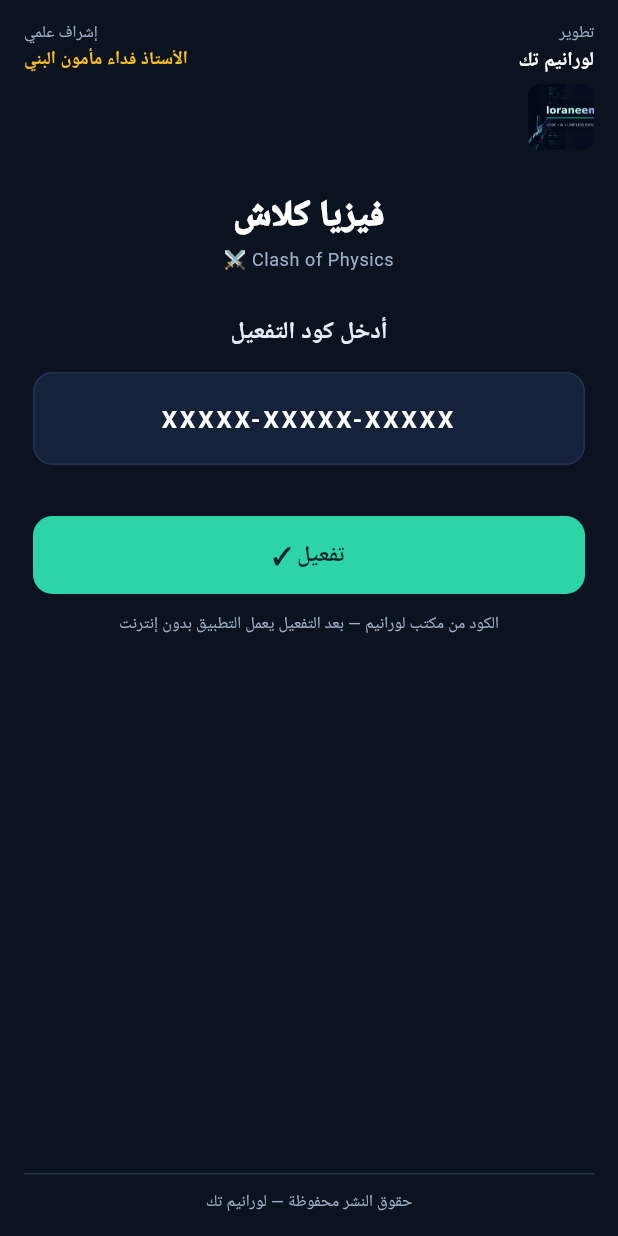
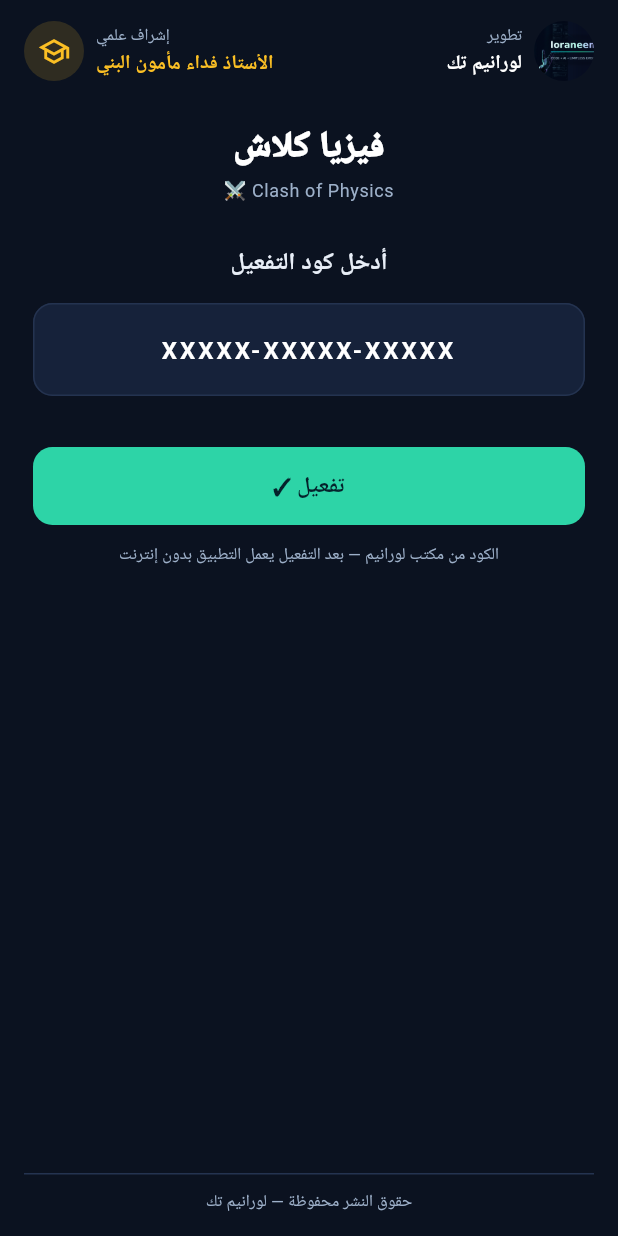
Before and after one commit to hady-albnnai/Almorshed, a Flutter app: the ActivationGate screen opened directly with empty values, on a phone screen of 412 x 824 dp. Run offline on Flutter 3.47's test engine with Material 3 defaults, Android fonts, the light colour scheme and no system bars; our stand-ins replace flutter_secure_storage, flutter_tts, shared_preferences; missing offline and left inert: cryptography, ed25519_edwards; accounts and stored records are empty.

Commit message:
UI(activation): إعادة تصميم شريط الإسناد المتوازن في شاشة التفعيل
- كتلتا إسناد متناظرتان (_CreditBlock ×2): يمين loraneem-tech، يسار الإشراف العلمي.
- _FallbackBadge دائري 40px عند غياب الشعار.
- FittedBox يمنع كسر «الأستاذ فداء مأمون البني» لسطرين على الشاشات الضيّقة
  مع الحفاظ على الاسم الكامل (متطلب widget_test:613 + about_screen_test:21).
- يخدم قرار ٣٩ (شارة المراجعة عنصر ثقة ثابت).

```diff
--- a/app/lib/features/activation/activation_gate.dart
+++ b/app/lib/features/activation/activation_gate.dart
@@ -195,71 +195,51 @@ class _ActivationGateState extends State<ActivationGate> {
         child: Column(
           children: [
             // ── الشريط العلوي: يمين تطوير / يسار إشراف (قرار 57) ──
+            // تصميم متوازن: كل جهة = شارة دائرية + سطر دور + سطر اسم بإيقاع
+            // أحجام موحّد؛ الاسم يتقلّص بلا كسر (FittedBox) على الشاشات الضيّقة.
             Padding(
               padding: const EdgeInsets.fromLTRB(16, 14, 16, 0),
               child: Row(
-                crossAxisAlignment: CrossAxisAlignment.start,
+                crossAxisAlignment: CrossAxisAlignment.center,
                 children: [
                   // يمين — تطوير
                   Expanded(
-                    child: Column(
-                      crossAxisAlignment: CrossAxisAlignment.start,
-                      children: [
-                        Text('تطوير',
-                            style: txt.bodySmall?.copyWith(
-                                color: isDark
-                                    ? AppColors.darkTxt2
-                                    : AppColors.lightTxt2,
-                                fontSize: 11)),
-                        const SizedBox(height: 2),
-                        Text('لورانيم تك',
-                            style: txt.titleSmall?.copyWith(
-                                fontWeight: FontWeight.w800, fontSize: 13)),
-                        const SizedBox(height: 6),
-                        ClipRRect(
-                          borderRadius: BorderRadius.circular(8),
-                          child: Image.asset(
-                            'assets/brand/loraneem_tech.png',
-                            width: 44,
-                            height: 44,
-                            fit: BoxFit.cover,
-                            errorBuilder: (_, __, ___) => Container(
-                              width: 44,
-                              height: 44,
-                              decoration: BoxDecoration(
-                                color: isDark
-                                    ? AppColors.darkCard
-                                    : AppColors.lightCard,
-                                borderRadius: BorderRadius.circular(8),
-                                border: Border.all(color: line),
-                              ),
-                              child: const Icon(Icons.memory, size: 22),
-                            ),
+                    child: _CreditBlock(
+                      role: 'تطوير',
+                      name: 'لورانيم تك',
+                      alignEnd: false,
+                      isDark: isDark,
+                      txt: txt,
+                      badge: ClipOval(
+                        child: Image.asset(
+                          'assets/brand/loraneem_tech.png',
+                          width: 40,
+                          height: 40,
+                          fit: BoxFit.cover,
+                          errorBuilder: (_, __, ___) => _FallbackBadge(
+                            icon: Icons.memory,
+                            isDark: isDark,
+                            line: line,
                           ),
                         ),
-                      ],
+                      ),
                     ),
                   ),
+                  const SizedBox(width: 12),
                   // يسار — إشراف علمي
                   Expanded(
-                    child: Column(
-                      crossAxisAlignment: CrossAxisAlignment.end,
-                      children: [
-                        Text('إشراف علمي',
-                            style: txt.bodySmall?.copyWith(
-                                color: isDark
-                                    ? AppColors.darkTxt2
-                                    : AppColors.lightTxt2,
-                                fontSize: 11),
-                            textAlign: TextAlign.end),
-                        const SizedBox(height: 2),
-                        Text('الأستاذ فداء مأمون البني',
-                            style: txt.titleSmall?.copyWith(
-                                fontWeight: FontWeight.w800,
-                                fontSize: 12,
-                                color: gold),
-                            textAlign: TextAlign.end),
-                      ],
+                    child: _CreditBlock(
+                      role: 'إشراف علمي',
+                      name: 'الأستاذ فداء مأمون البني',
+                      alignEnd: true,
+                      isDark: isDark,
+                      txt: txt,
+                      nameColor: gold,
+                      badge: CircleAvatar(
+                        radius: 20,
+                        backgroundColor: gold.withValues(alpha: 0.15),
+                        child: Icon(Icons.school_outlined, size: 22, color: gold),
+                      ),
                     ),
                   ),
                 ],
@@ -360,3 +340,80 @@ class _ActivationGateState extends State<ActivationGate> {
     );
   }
 }
+
+/// كتلة إسناد متوازنة: شارة دائرية + دور + اسم (بمحاذاة جهة، بلا كسر سطر).
+class _CreditBlock extends StatelessWidget {
+  const _CreditBlock({
+    required this.role,
+    required this.name,
+    required this.alignEnd,
+    required this.isDark,
+    required this.txt,
+    required this.badge,
+    this.nameColor,
+  });
+
+  final String role;
+  final String name;
+  final bool alignEnd;
+  final bool isDark;
+  final TextTheme txt;
+  final Widget badge;
+  final Color? nameColor;
+
+  @override
+  Widget build(BuildContext context) {
+    final muted = isDark ? AppColors.darkTxt2 : AppColors.lightTxt2;
+    final labels = Column(
+      crossAxisAlignment:
+          alignEnd ? CrossAxisAlignment.end : CrossAxisAlignment.start,
+      mainAxisSize: MainAxisSize.min,
+      children: [
+        Text(role,
+            style: txt.bodySmall?.copyWith(color: muted, fontSize: 11)),
+        const SizedBox(height: 2),
+        // FittedBox يمنع كسر الاسم إلى سطرين على الشاشات الضيّقة.
+        FittedBox(
+          fit: BoxFit.scaleDown,
+          alignment: alignEnd ? Alignment.centerRight : Alignment.centerLeft,
+          child: Text(name,
+              maxLines: 1,
+              style: txt.titleSmall?.copyWith(
+                  fontWeight: FontWeight.w800, fontSize: 13, color: nameColor)),
+        ),
+      ],
+    );
+    final children = alignEnd
+        ? [Expanded(child: labels), const SizedBox(width: 8), badge]
+        : [badge, const SizedBox(width: 8), Expanded(child: labels)];
+    return Row(
+      mainAxisSize: MainAxisSize.max,
+      children: children,
+    );
+  }
+}
+
+/// بديل الشعار عند غيابه — دائرة موحّدة القياس مع أيقونة.
+class _FallbackBadge extends StatelessWidget {
+  const _FallbackBadge({
+    required this.icon,
+    required this.isDark,
+    required this.line,
+  });
+
+  final IconData icon;
+  final bool isDark;
+  final Color line;
+
+  @override
+  Widget build(BuildContext context) => Container(
+        width: 40,
+        height: 40,
+        decoration: BoxDecoration(
+          color: isDark ? AppColors.darkCard : AppColors.lightCard,
+          shape: BoxShape.circle,
+          border: Border.all(color: line),
+        ),
+        child: Icon(icon, size: 20),
+      );
+}
```
